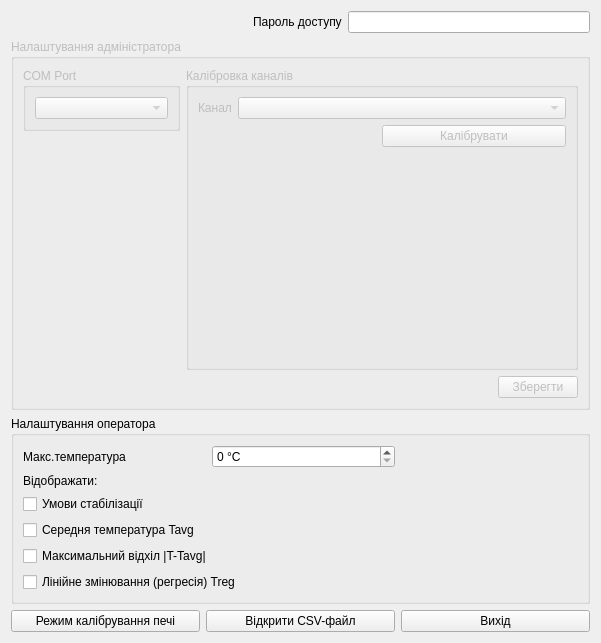
First picture: the form in dialogconfig.ui, repository k1981ua/GemobudPich, before the edit.
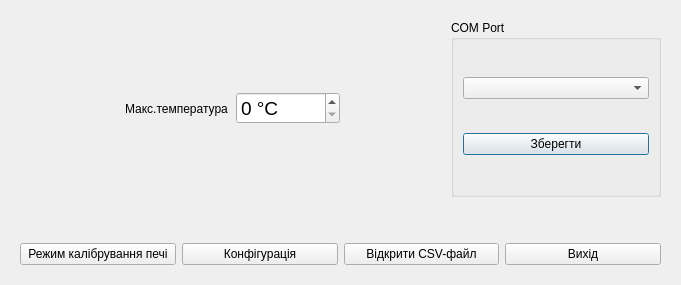
Second picture: the form after the edit. Icons and pictures are not drawn.

Commit message: changes in dialogconfig, add admin page

Diff of the .ui file:
```diff
--- a/dialogconfig.ui
+++ b/dialogconfig.ui
@@ -6,62 +6,72 @@
    <rect>
     <x>0</x>
     <y>0</y>
-    <width>601</width>
-    <height>643</height>
+    <width>681</width>
+    <height>285</height>
    </rect>
   </property>
   <property name="windowTitle">
    <string>Dialog</string>
   </property>
-  <layout class="QVBoxLayout" name="verticalLayout_6">
-   <item>
-    <layout class="QHBoxLayout" name="horizontalLayout_6">
-     <item>
-      <spacer name="horizontalSpacer_4">
-       <property name="orientation">
-        <enum>Qt::Horizontal</enum>
-       </property>
-       <property name="sizeHint" stdset="0">
-        <size>
-         <width>40</width>
-         <height>20</height>
-        </size>
-       </property>
-      </spacer>
-     </item>
-     <item>
-      <widget class="QLabel" name="label_3">
-       <property name="text">
-        <string>Пароль доступу</string>
-       </property>
-      </widget>
-     </item>
-     <item>
-      <widget class="QLineEdit" name="lineEditAdminPass">
-       <property name="enabled">
-        <bool>true</bool>
-       </property>
-       <property name="echoMode">
-        <enum>QLineEdit::Password</enum>
-       </property>
-      </widget>
-     </item>
-    </layout>
-   </item>
-   <item>
-    <widget class="QGroupBox" name="groupBoxAdminSettings">
-     <property name="enabled">
-      <bool>false</bool>
-     </property>
-     <property name="title">
-      <string>Налаштування адміністратора</string>
-     </property>
-     <layout class="QVBoxLayout" name="verticalLayout_4">
-      <item>
-       <layout class="QHBoxLayout" name="horizontalLayout_4" stretch="2,5">
-        <item>
          <layout class="QVBoxLayout" name="verticalLayout_3">
           <item>
+    <widget class="QStackedWidget" name="stackedWidgetConfig">
+     <property name="currentIndex">
+      <number>0</number>
+     </property>
+     <widget class="QWidget" name="page">
+      <layout class="QVBoxLayout" name="verticalLayout_4" stretch="1,0,0">
+       <item>
+        <layout class="QHBoxLayout" name="horizontalLayout_3" stretch="1,1,1,1,2">
+         <item>
+          <spacer name="horizontalSpacer_5">
+           <property name="orientation">
+            <enum>Qt::Horizontal</enum>
+           </property>
+           <property name="sizeHint" stdset="0">
+            <size>
+             <width>40</width>
+             <height>20</height>
+            </size>
+           </property>
+          </spacer>
+         </item>
+         <item>
+          <widget class="QLabel" name="label">
+           <property name="text">
+            <string>Макс.температура</string>
+           </property>
+          </widget>
+         </item>
+         <item>
+          <widget class="QSpinBox" name="spinBoxMaxTemperature">
+           <property name="font">
+            <font>
+             <pointsize>14</pointsize>
+            </font>
+           </property>
+           <property name="suffix">
+            <string> °C</string>
+           </property>
+           <property name="maximum">
+            <number>1500</number>
+           </property>
+          </widget>
+         </item>
+         <item>
+          <spacer name="horizontalSpacer_2">
+           <property name="orientation">
+            <enum>Qt::Horizontal</enum>
+           </property>
+           <property name="sizeHint" stdset="0">
+            <size>
+             <width>40</width>
+             <height>20</height>
+            </size>
+           </property>
+          </spacer>
+         </item>
+         <item>
            <widget class="QGroupBox" name="groupBoxComPort">
             <property name="title">
              <string>COM Port</string>
@@ -70,8 +80,27 @@
              <item>
               <widget class="QComboBox" name="comboBoxComPort"/>
              </item>
-            </layout>
-           </widget>
+            <item>
+             <widget class="QPushButton" name="buttonSaveConfig">
+              <property name="text">
+               <string>Зберегти</string>
+              </property>
+              <property name="icon">
+               <iconset resource="res.qrc">
+                <normaloff>:/icons/Save.ico</normaloff>:/icons/Save.ico</iconset>
+              </property>
+              <property name="iconSize">
+               <size>
+                <width>32</width>
+                <height>32</height>
+               </size>
+              </property>
+             </widget>
+            </item>
+           </layout>
+          </widget>
+         </item>
+        </layout>
           </item>
           <item>
            <spacer name="verticalSpacer">
@@ -86,8 +115,87 @@
             </property>
            </spacer>
           </item>
-         </layout>
-        </item>
+       <item>
+        <layout class="QHBoxLayout" name="horizontalLayout_7">
+         <item>
+          <widget class="QPushButton" name="buttonCalibrMode">
+           <property name="text">
+            <string>Режим калібрування печі</string>
+           </property>
+           <property name="icon">
+            <iconset resource="res.qrc">
+             <normaloff>:/icons/measurement.ico</normaloff>:/icons/measurement.ico</iconset>
+           </property>
+           <property name="iconSize">
+            <size>
+             <width>32</width>
+             <height>32</height>
+            </size>
+           </property>
+           <property name="checkable">
+            <bool>true</bool>
+           </property>
+          </widget>
+         </item>
+         <item>
+          <widget class="QPushButton" name="buttonConfigAdmin">
+           <property name="text">
+            <string>Конфігурація</string>
+           </property>
+           <property name="icon">
+            <iconset resource="AC.qrc">
+             <normaloff>:/images/configure.png</normaloff>:/images/configure.png</iconset>
+           </property>
+           <property name="iconSize">
+            <size>
+             <width>32</width>
+             <height>32</height>
+            </size>
+           </property>
+          </widget>
+         </item>
+         <item>
+          <widget class="QPushButton" name="buttonOpenCsvFile">
+           <property name="text">
+            <string>Відкрити CSV-файл</string>
+           </property>
+           <property name="icon">
+            <iconset resource="res.qrc">
+             <normaloff>:/icons/icon_csv.ico</normaloff>:/icons/icon_csv.ico</iconset>
+           </property>
+           <property name="iconSize">
+            <size>
+             <width>32</width>
+             <height>32</height>
+            </size>
+           </property>
+          </widget>
+         </item>
+         <item>
+          <widget class="QPushButton" name="buttonCancelConfig">
+           <property name="text">
+            <string>Вихід</string>
+           </property>
+           <property name="icon">
+            <iconset resource="res.qrc">
+             <normaloff>:/icons/exit.ico</normaloff>:/icons/exit.ico</iconset>
+           </property>
+           <property name="iconSize">
+            <size>
+             <width>32</width>
+             <height>32</height>
+            </size>
+           </property>
+          </widget>
+         </item>
+        </layout>
+       </item>
+      </layout>
+     </widget>
+     <widget class="QWidget" name="page_2">
+      <layout class="QVBoxLayout" name="verticalLayout_6">
+       <item>
+        <layout class="QHBoxLayout" name="horizontalLayout_5">
         <item>
          <widget class="QGroupBox" name="groupBoxCalibr">
           <property name="title">
@@ -148,92 +256,12 @@
           </layout>
          </widget>
         </item>
-       </layout>
-      </item>
       <item>
-       <layout class="QHBoxLayout" name="horizontalLayout_5">
-        <item>
-         <spacer name="horizontalSpacer_3">
-          <property name="orientation">
-           <enum>Qt::Horizontal</enum>
-          </property>
-          <property name="sizeHint" stdset="0">
-           <size>
-            <width>40</width>
-            <height>20</height>
-           </size>
-          </property>
-         </spacer>
-        </item>
-        <item>
-         <widget class="QPushButton" name="buttonSaveConfig">
-          <property name="text">
-           <string>Зберегти</string>
-          </property>
-          <property name="icon">
-           <iconset resource="res.qrc">
-            <normaloff>:/icons/Save.ico</normaloff>:/icons/Save.ico</iconset>
-          </property>
-          <property name="iconSize">
-           <size>
-            <width>32</width>
-            <height>32</height>
-           </size>
-          </property>
-         </widget>
-        </item>
-       </layout>
-      </item>
-     </layout>
-    </widget>
-   </item>
-   <item>
-    <widget class="QGroupBox" name="groupBox_2">
+          <widget class="QGroupBox" name="groupBoxInterface">
      <property name="title">
-      <string>Налаштування оператора</string>
+            <string>Налаштування інтерфейса</string>
      </property>
      <layout class="QVBoxLayout" name="verticalLayout_2">
-      <item>
-       <layout class="QHBoxLayout" name="horizontalLayout_3" stretch="1,1,1">
-        <item>
-         <widget class="QLabel" name="label">
-          <property name="text">
-           <string>Макс.температура</string>
-          </property>
-         </widget>
-        </item>
-        <item>
-         <widget class="QSpinBox" name="spinBoxMaxTemperature">
-          <property name="suffix">
-           <string> °C</string>
-          </property>
-          <property name="maximum">
-           <number>1500</number>
-          </property>
-         </widget>
-        </item>
-        <item>
-         <spacer name="horizontalSpacer_2">
-          <property name="orientation">
-           <enum>Qt::Horizontal</enum>
-          </property>
-          <property name="sizeHint" stdset="0">
-           <size>
-            <width>40</width>
-            <height>20</height>
-           </size>
-          </property>
-         </spacer>
-        </item>
-       </layout>
-      </item>
-      <item>
-       <widget class="QLabel" name="label_2">
-        <property name="text">
-         <string>Відображати:</string>
-        </property>
-       </widget>
-      </item>
       <item>
        <widget class="QCheckBox" name="checkBoxInterfaceStabConditions">
         <property name="text">
@@ -265,49 +293,27 @@
      </layout>
     </widget>
    </item>
+        </layout>
+       </item>
    <item>
-    <layout class="QHBoxLayout" name="horizontalLayout_7">
+        <layout class="QHBoxLayout" name="horizontalLayout_8">
      <item>
-      <widget class="QPushButton" name="buttonCalibrMode">
-       <property name="text">
-        <string>Режим калібрування печі</string>
-       </property>
-       <property name="icon">
-        <iconset resource="res.qrc">
-         <normaloff>:/icons/measurement.ico</normaloff>:/icons/measurement.ico</iconset>
-       </property>
-       <property name="iconSize">
+          <spacer name="horizontalSpacer_3">
+           <property name="orientation">
+            <enum>Qt::Horizontal</enum>
+           </property>
+           <property name="sizeHint" stdset="0">
         <size>
-         <width>32</width>
-         <height>32</height>
-        </size>
-       </property>
-       <property name="checkable">
-        <bool>true</bool>
-       </property>
-      </widget>
+             <width>40</width>
+             <height>20</height>
+            </size>
+           </property>
+          </spacer>
      </item>
      <item>
-      <widget class="QPushButton" name="buttonOpenCsvFile">
+          <widget class="QPushButton" name="buttonConfigAdminBack">
        <property name="text">
-        <string>Відкрити CSV-файл</string>
-       </property>
-       <property name="icon">
-        <iconset resource="res.qrc">
-         <normaloff>:/icons/icon_csv.ico</normaloff>:/icons/icon_csv.ico</iconset>
-       </property>
-       <property name="iconSize">
-        <size>
-         <width>32</width>
-         <height>32</height>
-        </size>
-       </property>
-      </widget>
-     </item>
-     <item>
-      <widget class="QPushButton" name="buttonCancelConfig">
-       <property name="text">
-        <string>Вихід</string>
+            <string> Вихід / Назад </string>
        </property>
        <property name="icon">
         <iconset resource="res.qrc">
@@ -322,6 +328,10 @@
       </widget>
      </item>
     </layout>
+       </item>
+      </layout>
+     </widget>
+    </widget>
    </item>
   </layout>
  </widget>
```
Left out of the diff: 1 changed line with no effect on the pictures. Lines whose indentation alone changed are shown as unchanged. The commit also changes 4 other files.
